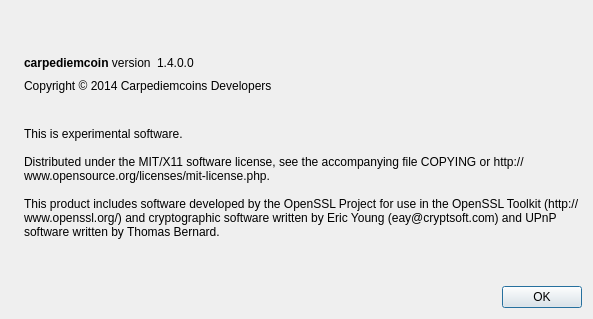
xming/carpediemcoin, file src/qt/forms/aboutdialog.ui: the form before one commit.
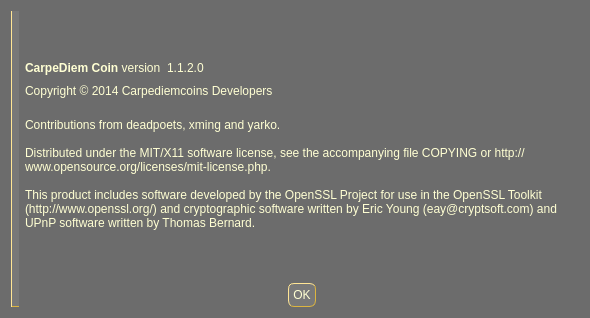
The form after the commit. Icons and pictures are not drawn.

```diff
--- a/src/qt/forms/aboutdialog.ui
+++ b/src/qt/forms/aboutdialog.ui
@@ -6,13 +6,16 @@
    <rect>
     <x>0</x>
     <y>0</y>
-    <width>593</width>
-    <height>319</height>
+    <width>590</width>
+    <height>318</height>
    </rect>
   </property>
   <property name="windowTitle">
    <string>About carpediemcoin</string>
   </property>
+  <property name="styleSheet">
+   <string notr="true">QDialog {background-color: #6C6C6C; color: #FFFFD3 } QPushButton { background-color: #787878; color: #FFFFD3; border-style:outset; border-color: #dcb540; border-width: 1px; border-radius: 6px; padding: 4px} QPushButton::hover { background-color: #6C6C6C; color: #FFFFD3; border-style:outset; border-color: #dcb540; border-width: 1px; border-radius: 6px; padding: 4px}  QPushButton::pressed {background-color: #FBFBFB; color: #E5990C; border-style:outset; border-color: #DCB540; border-radius: 6px; padding: 4px} QLabel {color: #FFFFD3} </string>
+  </property>
   <layout class="QHBoxLayout" name="horizontalLayout_2">
    <item>
     <widget class="QLabel" name="label_4">
@@ -22,6 +25,24 @@
        <verstretch>0</verstretch>
       </sizepolicy>
      </property>
+     <property name="autoFillBackground">
+      <bool>false</bool>
+     </property>
+     <property name="styleSheet">
+      <string notr="true">background-color: #787878; color: #FFFFD3; border-style:outset; border-color: #dcb540; border-width: 1px; border-radius: 16px;border-top-width: 0px;border-bottom-width: 1px;border-right-width: 0px</string>
+     </property>
+     <property name="frameShape">
+      <enum>QFrame::StyledPanel</enum>
+     </property>
+     <property name="frameShadow">
+      <enum>QFrame::Raised</enum>
+     </property>
+     <property name="lineWidth">
+      <number>2</number>
+     </property>
+     <property name="midLineWidth">
+      <number>2</number>
+     </property>
      <property name="pixmap">
       <pixmap resource="../carpediemcoin.qrc">:/images/about</pixmap>
      </property>
@@ -49,8 +70,11 @@
          <property name="cursor">
           <cursorShape>IBeamCursor</cursorShape>
          </property>
+         <property name="styleSheet">
+          <string notr="true"/>
+         </property>
          <property name="text">
-          <string>&lt;html&gt;&lt;head/&gt;&lt;body&gt;&lt;p&gt;&lt;span style=&quot; font-weight:600;&quot;&gt;carpediemcoin&lt;/span&gt; version&lt;/p&gt;&lt;/body&gt;&lt;/html&gt;</string>
+          <string>&lt;html&gt;&lt;head/&gt;&lt;body&gt;&lt;p&gt;&lt;span style=&quot; font-weight:600;&quot;&gt;CarpeDiem Coin&lt;/span&gt; version&lt;/p&gt;&lt;/body&gt;&lt;/html&gt;</string>
          </property>
          <property name="textInteractionFlags">
           <set>Qt::LinksAccessibleByMouse|Qt::TextSelectableByKeyboard|Qt::TextSelectableByMouse</set>
@@ -63,7 +87,7 @@
           <cursorShape>IBeamCursor</cursorShape>
          </property>
          <property name="text">
-          <string notr="true">1.4.0.0</string>
+          <string notr="true">1.1.2.0</string>
          </property>
          <property name="textInteractionFlags">
           <set>Qt::LinksAccessibleByMouse|Qt::TextSelectableByKeyboard|Qt::TextSelectableByMouse</set>
@@ -105,8 +129,7 @@
         <cursorShape>IBeamCursor</cursorShape>
        </property>
        <property name="text">
-        <string>
-This is experimental software.
+        <string>Contributions from deadpoets, xming and yarko.
 
 Distributed under the MIT/X11 software license, see the accompanying file COPYING or http://www.opensource.org/licenses/mit-license.php.
 
@@ -135,12 +158,18 @@
      </item>
      <item>
       <widget class="QDialogButtonBox" name="buttonBox">
+       <property name="styleSheet">
+        <string notr="true"/>
+       </property>
        <property name="orientation">
         <enum>Qt::Horizontal</enum>
        </property>
        <property name="standardButtons">
         <set>QDialogButtonBox::Ok</set>
        </property>
+       <property name="centerButtons">
+        <bool>true</bool>
+       </property>
       </widget>
      </item>
     </layout>
```
